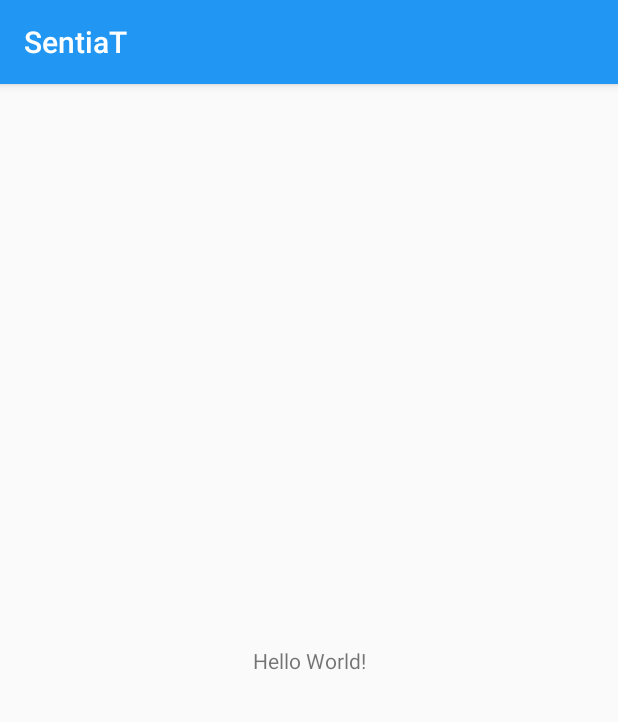
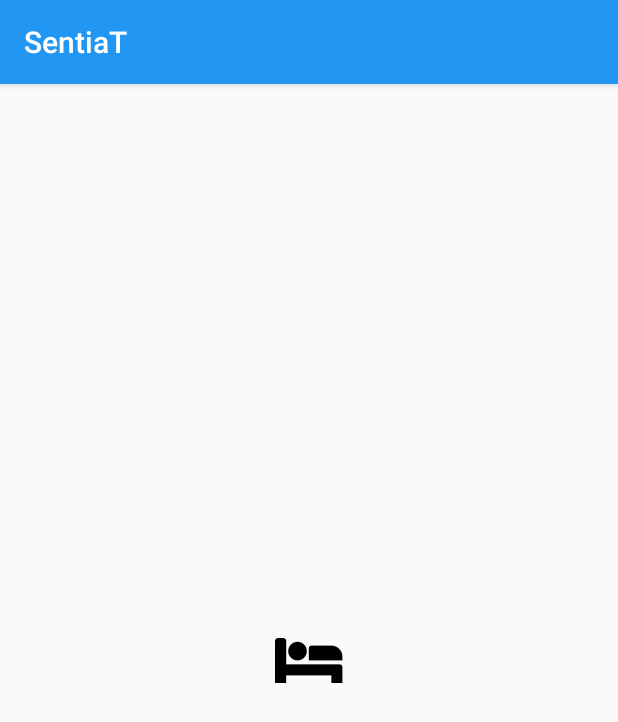
Before and after one commit to androidlife/realstate, an Android app: the screen it shows after launch (MainActivity), on a phone screen of 412 x 824 dp. Shown: the top 722 px of the screen. Run offline under Robolectric (Android 15) with nearby library versions, the phone set to English and light mode, and no system bars.

Commit message:
Creating custom font typepace and textview

```diff
--- a/app/src/main/AndroidManifest.xml
+++ b/app/src/main/AndroidManifest.xml
@@ -9,7 +9,8 @@
         android:icon="@mipmap/ic_launcher"
         android:label="@string/app_name"
         android:supportsRtl="true"
-        android:theme="@style/AppTheme">
+        android:theme="@style/AppTheme"
+        android:name=".MainApplication">
         <activity android:name=".MainActivity">
             <intent-filter>
                 <action android:name="android.intent.action.MAIN" />
--- /dev/null
+++ b/app/src/main/java/au/com/sentia/test/MainApplication.kt
@@ -0,0 +1,18 @@
+package au.com.sentia.test
+
+import android.app.Application
+import android.content.Context
+import au.com.sentia.test.Injection.fontProvider
+import au.com.sentia.test.utils.FontProvider
+
+class MainApplication : Application() {;
+
+    companion object {
+        lateinit var context: Context
+    }
+
+    override fun onCreate() {
+        super.onCreate()
+        context = this
+    }
+}
--- /dev/null
+++ b/app/src/main/java/au/com/sentia/test/utils/FontProvider.kt
@@ -0,0 +1,12 @@
+package au.com.sentia.test.utils
+
+import android.content.res.AssetManager
+import android.graphics.Typeface
+
+class FontProvider(asset: AssetManager) {
+    companion object {
+        const val FONT_AWESOME: String = "fonts/awesome_solid.ttf"
+    }
+
+    val fontAwesome: Typeface = Typeface.createFromAsset(asset, FONT_AWESOME)
+}
--- /dev/null
+++ b/app/src/main/java/au/com/sentia/test/widgets/CustomFontTV.kt
@@ -0,0 +1,16 @@
+package au.com.sentia.test.widgets
+
+import android.content.Context
+import android.util.AttributeSet
+import android.widget.TextView
+import au.com.sentia.test.Injection
+
+class CustomFontTV : TextView {
+    constructor(context: Context) : this(context, null)
+    constructor(context: Context, attrs: AttributeSet?) : this(context, attrs, 0)
+    constructor(context: Context, attrs: AttributeSet?, defStyleAttr: Int) :
+            super(context, attrs, defStyleAttr) {
+        typeface = Injection.fontProvider.fontAwesome
+    }
+
+}
--- a/app/src/main/res/layout/activity_main.xml
+++ b/app/src/main/res/layout/activity_main.xml
@@ -6,10 +6,12 @@
     android:layout_height="match_parent"
     tools:context="au.com.sentia.test.MainActivity">
 
-    <TextView
+    <au.com.sentia.test.widgets.CustomFontTV
         android:layout_width="wrap_content"
         android:layout_height="wrap_content"
-        android:text="Hello World!"
+        android:text="@string/icon_bed"
+        android:textSize="40sp"
+        android:textColor="@android:color/black"
         app:layout_constraintBottom_toBottomOf="parent"
         app:layout_constraintLeft_toLeftOf="parent"
         app:layout_constraintRight_toRightOf="parent"
--- /dev/null
+++ b/app/src/main/res/values/fontcodes.xml
@@ -0,0 +1,6 @@
+<?xml version="1.0" encoding="utf-8"?>
+<resources>
+    <string name="icon_bath">&#xf2cd;</string>
+    <string name="icon_bed">&#xf236;</string>
+    <string name="icon_car">&#xf1b9;</string>
+</resources>
```
Also changed, not shown: app/src/main/java/au/com/sentia/test/Injection.kt (added, +7 -0 lines), app/src/main/java/au/com/sentia/test/MainActivity.kt (+1 -7 lines), app/src/main/assets/fonts/awesome_solid.ttf (added).
